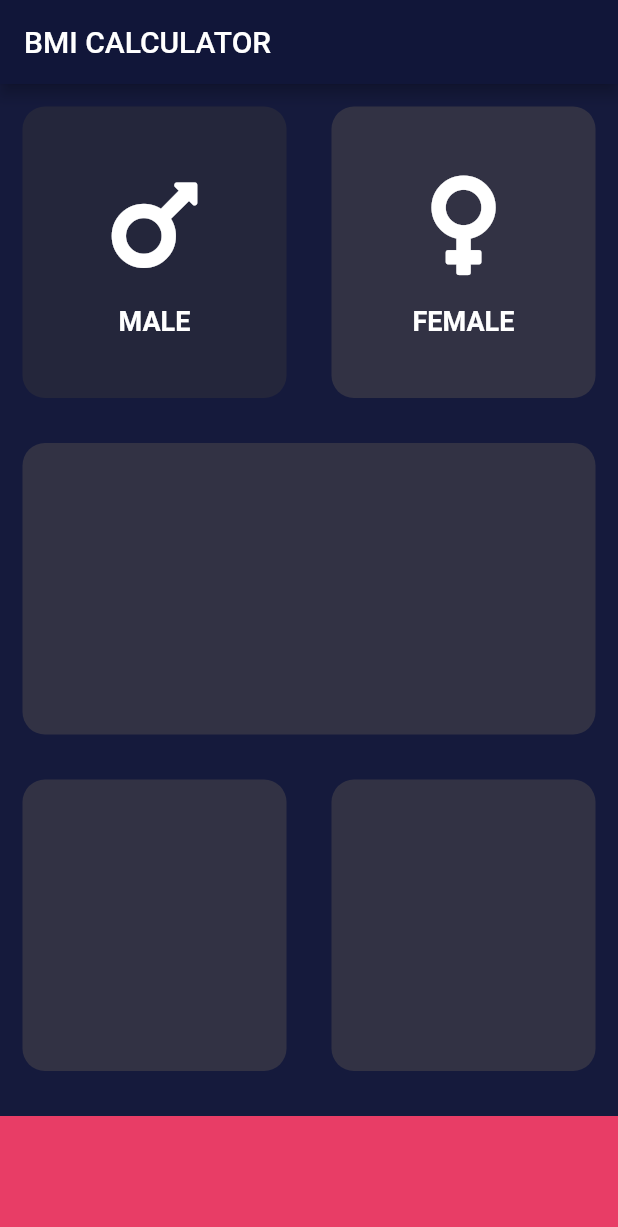
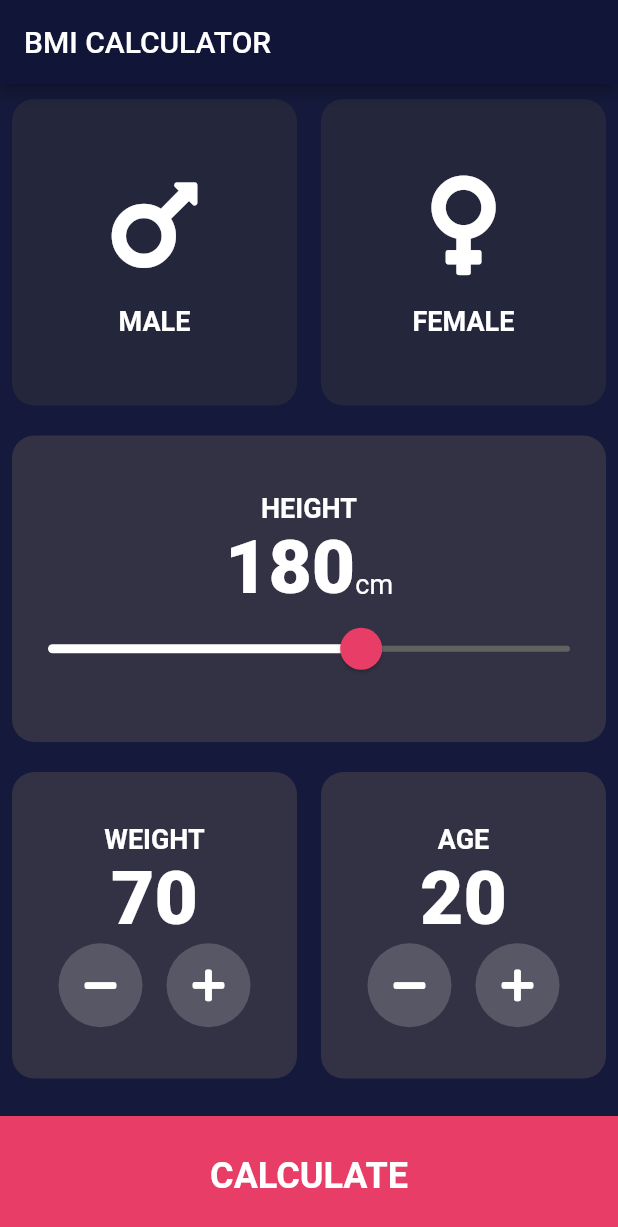
Before and after one commit to apm-dev/fc_bmi, a Flutter app: the screen it shows after launch, on a phone screen of 412 x 824 dp. Shown: the top 1227 px of the screen. Run offline on Flutter 3.47's test engine with Material 2 defaults, Android fonts, the phone set to English and light mode, and no system bars; our stand-ins replace font_awesome_flutter.

Commit message:
Final Project

```diff
--- /dev/null
+++ b/lib/bmi_brain.dart
@@ -0,0 +1,30 @@
+import 'dart:math';
+
+import 'package:flutter/material.dart';
+
+class BMIBrain {
+
+  double calculate({@required int weight, @required int height}) {
+    return weight / pow(height / 100, 2);
+  }
+
+  String getResult(double bmi) {
+    if (bmi < 18.5) {
+      return 'underweight';
+    } else if (bmi < 25) {
+      return 'normal';
+    } else {
+      return 'overweight';
+    }
+  }
+
+  String getDescription(double bmi) {
+    if (bmi < 18.5) {
+      return 'you have underweight body weight. eat more!';
+    } else if (bmi < 25) {
+      return 'you have normal body weight. good job!';
+    } else {
+      return 'you have overweight body weight. do exercise!';
+    }
+  }
+}
--- a/lib/common_card.dart
+++ /dev/null
@@ -1,20 +0,0 @@
-import 'package:flutter/material.dart';
-
-class CommonCard extends StatelessWidget {
-  final Color colour;
-  final Widget child;
-
-  CommonCard({@required this.colour, this.child});
-
-  @override
-  Widget build(BuildContext context) {
-    return Container(
-      margin: EdgeInsets.all(15),
-      decoration: BoxDecoration(
-        borderRadius: BorderRadius.circular(15),
-        color: colour,
-      ),
-      child: child,
-    );
-  }
-}
--- /dev/null
+++ b/lib/components/bottom_button.dart
@@ -0,0 +1,29 @@
+import 'package:fc_bmi/constants.dart';
+import 'package:flutter/material.dart';
+
+class BottomButton extends StatelessWidget {
+  final String text;
+  final Function onTap;
+
+  const BottomButton({@required this.text, @required this.onTap});
+
+  @override
+  Widget build(BuildContext context) {
+    return GestureDetector(
+      onTap: onTap,
+      child: Container(
+        margin: EdgeInsets.only(top: 15),
+        color: kPinkColor,
+        height: 80.0,
+        width: double.infinity,
+        // padding: EdgeInsets.only(bottom: 15),
+        child: Center(
+          child: Text(
+            text,
+            style: kBottomButtonStyle,
+          ),
+        ),
+      ),
+    );
+  }
+}
--- /dev/null
+++ b/lib/components/common_card.dart
@@ -0,0 +1,25 @@
+import 'package:flutter/material.dart';
+
+class CommonCard extends StatelessWidget {
+  final Color colour;
+  final Widget child;
+  final Function onPressed;
+
+  CommonCard({@required this.colour, this.child, this.onPressed});
+
+  @override
+  Widget build(BuildContext context) {
+    return GestureDetector(
+      onTap: onPressed,
+      child: Container(
+        width: double.infinity,
+        margin: EdgeInsets.symmetric(vertical: 10, horizontal: 8),
+        decoration: BoxDecoration(
+          borderRadius: BorderRadius.circular(15),
+          color: colour,
+        ),
+        child: child,
+      ),
+    );
+  }
+}
--- a/lib/icon_content.dart
+++ b/lib/components/icon_content.dart
@@ -1,3 +1,4 @@
+import 'package:fc_bmi/constants.dart';
 import 'package:flutter/material.dart';
 
 class IconContent extends StatelessWidget {
@@ -18,7 +19,7 @@ class IconContent extends StatelessWidget {
         SizedBox(height: 16),
         Text(
           label,
-          style: TextStyle(fontSize: 18, fontWeight: FontWeight.bold),
+          style: kLabelStyle,
         ),
       ],
     );
--- /dev/null
+++ b/lib/components/round_button.dart
@@ -0,0 +1,26 @@
+import 'package:flutter/material.dart';
+
+class RoundButton extends StatelessWidget {
+  final IconData icon;
+  final Color color;
+  final Function onPressed;
+
+  RoundButton({
+    @required this.icon,
+    @required this.color,
+    this.onPressed,
+  });
+
+  @override
+  Widget build(BuildContext context) {
+    return RawMaterialButton(
+      constraints: BoxConstraints.tightFor(width: 56, height: 56),
+      onPressed: onPressed,
+      child: Icon(icon),
+      fillColor: color,
+      shape: CircleBorder(),
+      elevation: 0,
+      highlightElevation: 0,
+    );
+  }
+}
--- /dev/null
+++ b/lib/constants.dart
@@ -0,0 +1,23 @@
+import 'package:flutter/material.dart';
+
+// Colors
+const Color kActiveColor = Color(0xFF323244);
+const Color kInactiveColor = Color(0xFF24263B);
+const Color kPinkColor = Color(0xFFE83D66);
+const Color kOverlayPinkColor = Color(0x1FE83D66);
+const Color kRoundButtonColor = Color(0x2FFAFBFD);
+
+// Styles
+const kLabelStyle = TextStyle(fontSize: 18, fontWeight: FontWeight.bold);
+const kNumberStyle = TextStyle(fontSize: 50, fontWeight: FontWeight.w900);
+const kBottomButtonStyle = TextStyle(fontSize: 24, fontWeight: FontWeight.bold);
+const kBMIResultTitleStyle =
+    TextStyle(fontSize: 40, fontWeight: FontWeight.bold);
+const kBMIResultStyle = TextStyle(
+  fontSize: 22,
+  fontWeight: FontWeight.bold,
+  color: Color(0xFF17DF52),
+);
+const kBMIStyle = TextStyle(fontSize: 90, fontWeight: FontWeight.w900);
+const kBMIResultDescriptionStyle =
+    TextStyle(fontSize: 24, fontWeight: FontWeight.normal);
--- a/lib/input_page.dart
+++ /dev/null
@@ -1,72 +0,0 @@
-import 'package:flutter/material.dart';
-import 'package:font_awesome_flutter/font_awesome_flutter.dart';
-
-import 'common_card.dart';
-import 'icon_content.dart';
-
-class InputPage extends StatefulWidget {
-  @override
-  _InputPageState createState() => _InputPageState();
-}
-
-class _InputPageState extends State<InputPage> {
-  Color activeColor = Color(0xFF323244);
-  Color inactiveColor = Color(0xFF24263B);
-
-  @override
-  Widget build(BuildContext context) {
-    return Scaffold(
-      appBar: AppBar(
-        title: Text('BMI CALCULATOR'),
-      ),
-      body: Column(
-        children: [
-          Expanded(
-            child: Row(
-              children: [
-                Expanded(
-                  child: CommonCard(
-                    colour: inactiveColor,
-                    child: IconContent(
-                      icon: FontAwesomeIcons.mars,
-                      label: 'MALE',
-                    ),
-                  ),
-                ),
-                Expanded(
-                  child: CommonCard(
-                    colour: activeColor,
-                    child: IconContent(
-                      icon: FontAwesomeIcons.venus,
-                      label: 'FEMALE',
-                    ),
-                  ),
-                ),
-              ],
-            ),
-          ),
-          Expanded(
-            child: CommonCard(colour: activeColor),
-          ),
-          Expanded(
-            child: Row(
-              children: [
-                Expanded(
-                  child: CommonCard(colour: activeColor),
-                ),
-                Expanded(
-                  child: CommonCard(colour: activeColor),
-                ),
-              ],
-            ),
-          ),
-          Container(
-            margin: EdgeInsets.only(top: 15),
-            color: Color(0xFFE83D66),
-            height: 80.0,
-          ),
-        ],
-      ),
-    );
-  }
-}
--- a/lib/main.dart
+++ b/lib/main.dart
@@ -1,5 +1,5 @@
 import 'package:flutter/material.dart';
-import 'input_page.dart';
+import 'pages/input_page.dart';
 
 void main() => runApp(BMICalculator());
 
--- /dev/null
+++ b/lib/pages/input_page.dart
@@ -0,0 +1,250 @@
+import 'package:fc_bmi/bmi_brain.dart';
+import 'package:fc_bmi/components/bottom_button.dart';
+import 'package:fc_bmi/components/common_card.dart';
+import 'package:fc_bmi/components/icon_content.dart';
+import 'package:fc_bmi/components/round_button.dart';
+import 'package:fc_bmi/constants.dart';
+import 'package:fc_bmi/pages/result_page.dart';
+import 'package:flutter/material.dart';
+import 'package:font_awesome_flutter/font_awesome_flutter.dart';
+
+enum Gender {
+  male,
+  female,
+}
+
+class InputPage extends StatefulWidget {
+  @override
+  _InputPageState createState() => _InputPageState();
+}
+
+class _InputPageState extends State<InputPage> {
+  Gender selectedGender;
+
+  int height = 180;
+  int weight = 70;
+  int age = 20;
+
+  @override
+  Widget build(BuildContext context) {
+    return Scaffold(
+      appBar: AppBar(
+        title: Text('BMI CALCULATOR'),
+      ),
+      body: Column(
+        children: [
+          Expanded(
+            child: Row(
+              children: [
+                Expanded(
+                  child: CommonCard(
+                    colour: selectedGender == Gender.male
+                        ? kActiveColor
+                        : kInactiveColor,
+                    child: IconContent(
+                      icon: FontAwesomeIcons.mars,
+                      label: 'MALE',
+                    ),
+                    onPressed: () {
+                      setState(() {
+                        selectedGender = Gender.male;
+                      });
+                    },
+                  ),
+                ),
+                Expanded(
+                  child: CommonCard(
+                    colour: selectedGender == Gender.female
+                        ? kActiveColor
+                        : kInactiveColor,
+                    child: IconContent(
+                      icon: FontAwesomeIcons.venus,
+                      label: 'FEMALE',
+                    ),
+                    onPressed: () {
+                      setState(() {
+                        selectedGender = Gender.female;
+                      });
+                    },
+                  ),
+                ),
+              ],
+            ),
+          ),
+          Expanded(
+            child: CommonCard(
+              colour: kActiveColor,
+              child: Column(
+                mainAxisAlignment: MainAxisAlignment.center,
+                crossAxisAlignment: CrossAxisAlignment.center,
+                children: [
+                  Text(
+                    'HEIGHT',
+                    style: kLabelStyle,
+                  ),
+                  Row(
+                    mainAxisAlignment: MainAxisAlignment.center,
+                    crossAxisAlignment: CrossAxisAlignment.baseline,
+                    textBaseline: TextBaseline.alphabetic,
+                    children: [
+                      Text(
+                        height.toString(),
+                        style: kNumberStyle,
+                      ),
+                      Text(
+                        'cm',
+                        style: TextStyle(fontSize: 18),
+                      ),
+                    ],
+                  ),
+                  SliderTheme(
+                    data: SliderThemeData(
+                      thumbShape: RoundSliderThumbShape(
+                        enabledThumbRadius: 14,
+                      ),
+                      overlayShape: RoundSliderOverlayShape(
+                        overlayRadius: 24,
+                      ),
+                      activeTrackColor: Colors.white,
+                      inactiveTrackColor: Colors.grey.shade700,
+                      thumbColor: kPinkColor,
+                      overlayColor: kOverlayPinkColor,
+                    ),
+                    child: Slider(
+                      min: 120,
+                      max: 220,
+                      value: height.toDouble(),
+                      onChanged: (double value) {
+                        setState(() {
+                          height = value.round();
+                        });
+                      },
+                    ),
+                  ),
+                ],
+              ),
+            ),
+          ),
+          Expanded(
+            child: Row(
+              children: [
+                Expanded(
+                  child: CommonCard(
+                    colour: kActiveColor,
+                    child: Column(
+                      mainAxisAlignment: MainAxisAlignment.center,
+                      children: [
+                        Text(
+                          'WEIGHT',
+                          style: kLabelStyle,
+                        ),
+                        Text(
+                          weight.toString(),
+                          style: kNumberStyle,
+                        ),
+                        Row(
+                          mainAxisAlignment: MainAxisAlignment.center,
+                          children: [
+                            RoundButton(
+                              color: kRoundButtonColor,
+                              icon: FontAwesomeIcons.minus,
+                              onPressed: () {
+                                setState(() {
+                                  if (weight > 20) {
+                                    weight--;
+                                  }
+                                });
+                              },
+                            ),
+                            SizedBox(width: 16),
+                            RoundButton(
+                              icon: FontAwesomeIcons.plus,
+                              color: kRoundButtonColor,
+                              onPressed: () {
+                                setState(() {
+                                  if (weight < 150) {
+                                    weight++;
+                                  }
+                                });
+                              },
+                            ),
+                          ],
+                        ),
+                      ],
+                    ),
+                  ),
+                ),
+                Expanded(
+                  child: CommonCard(
+                    colour: kActiveColor,
+                    child: Column(
+                      mainAxisAlignment: MainAxisAlignment.center,
+                      children: [
+                        Text(
+                          'AGE',
+                          style: kLabelStyle,
+                        ),
+                        Text(
+                          age.toString(),
+                          style: kNumberStyle,
+                        ),
+                        Row(
+                          mainAxisAlignment: MainAxisAlignment.center,
+                          children: [
+                            RoundButton(
+                              color: kRoundButtonColor,
+                              icon: FontAwesomeIcons.minus,
+                              onPressed: () {
+                                setState(() {
+                                  if (age > 15) {
+                                    age--;
+                                  }
+                                });
+                              },
+                            ),
+                            SizedBox(width: 16),
+                            RoundButton(
+                              icon: FontAwesomeIcons.plus,
+                              color: kRoundButtonColor,
+                              onPressed: () {
+                                setState(() {
+                                  if (age < 120) {
+                                    age++;
+                                  }
+                                });
+                              },
+                            ),
+                          ],
+                        ),
+                      ],
+                    ),
+                  ),
+                ),
+              ],
+            ),
+          ),
+          BottomButton(
+            text: 'CALCULATE',
+            onTap: () {
+              BMIBrain brain = BMIBrain();
+              double bmi = brain.calculate(
+                height: height,
+                weight: weight,
+              );
+              Navigator.push(
+                context,
+                MaterialPageRoute(
+                  builder: (context) => ResultPage(
+                    bmi: bmi,
+                    result: brain.getResult(bmi),
+                    description: brain.getDescription(bmi),
+                  ),
+                ),
+              );
+            },
+          )
+        ],
+      ),
+    );
+  }
+}
```
Also changed, not shown: lib/pages/result_page.dart (added, +77 -0 lines).
